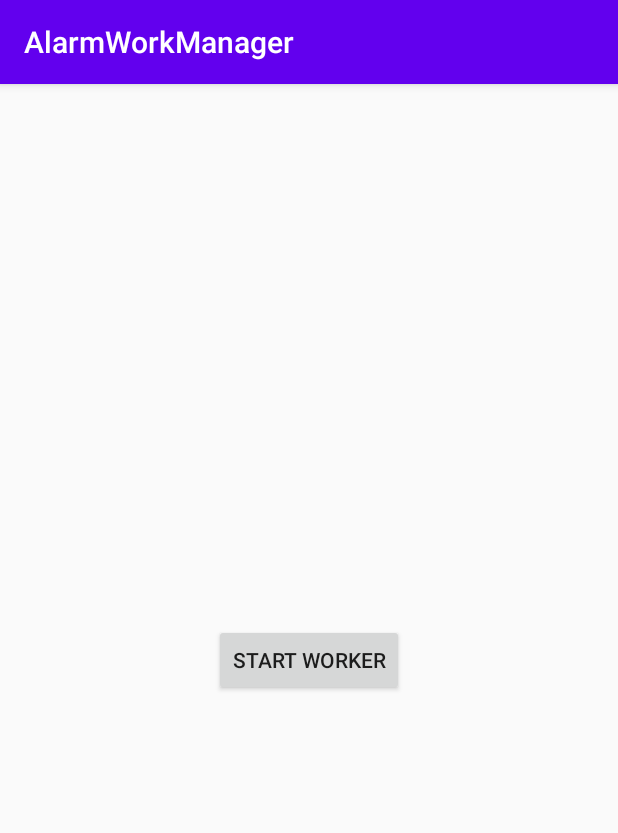
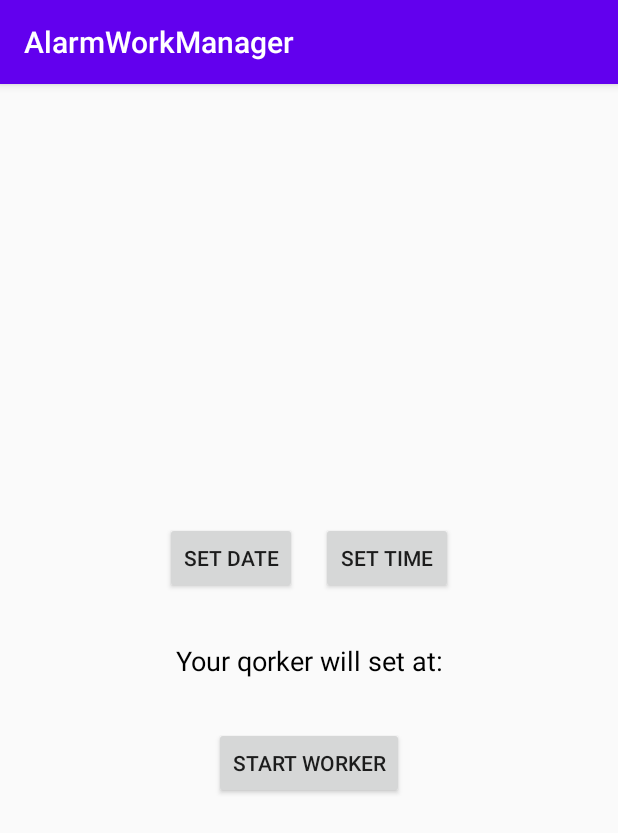
Before and after one commit to ChirikuAlii/AlarmWorkManager, an Android app: the screen it shows after launch (MainActivity), on a phone screen of 412 x 824 dp. Shown: the top 833 px of the screen. Run offline under Robolectric (Android 15) with nearby library versions, the phone set to English and light mode, and no system bars.

Commit message:
set date time and time picker for worker

```diff
--- a/app/src/main/java/info/chirikualii/alarmworkmanager/MainActivity.kt
+++ b/app/src/main/java/info/chirikualii/alarmworkmanager/MainActivity.kt
@@ -1,20 +1,80 @@
 package info.chirikualii.alarmworkmanager
 
+import android.app.DatePickerDialog
+import android.app.TimePickerDialog
 import androidx.appcompat.app.AppCompatActivity
 import android.os.Bundle
+import android.widget.DatePicker
+import android.widget.TimePicker
+import android.widget.Toast
 import androidx.work.OneTimeWorkRequest
 import androidx.work.WorkManager
 import kotlinx.android.synthetic.main.activity_main.*
+import java.text.SimpleDateFormat
+import java.util.*
 
 class MainActivity : AppCompatActivity() {
 
     override fun onCreate(savedInstanceState: Bundle?) {
         super.onCreate(savedInstanceState)
         setContentView(R.layout.activity_main)
+        setupView()
 
+    }
+
+    private fun setupView() {
         val request = OneTimeWorkRequest.Builder(MyWorker::class.java).build()
+        val calendar = Calendar.getInstance()
+        val dateFormat = "MM/dd/yy"
+        val sdf = SimpleDateFormat(dateFormat)
+
+        val date = DatePickerDialog.OnDateSetListener { view, year, month, dayOfMonth ->
+            calendar.set(Calendar.YEAR, year);
+            calendar.set(Calendar.MONTH, month);
+            calendar.set(Calendar.DAY_OF_MONTH, dayOfMonth);
+
+            Toast.makeText(this,"date :${sdf.format(calendar.time)}",Toast.LENGTH_SHORT).show()
+        }
+
+        val time = TimePickerDialog.OnTimeSetListener { view, hourOfDay, minute ->
+
+        }
+
+        val datePicker = DatePickerDialog(this,date,calendar.get(Calendar.YEAR),calendar.get(Calendar.MONTH),calendar.get(Calendar.DAY_OF_MONTH))
+
+        btn_date.setOnClickListener {
+            datePicker.show()
+        }
+
+        btn_time.setOnClickListener {
+            val currentTime = Calendar.getInstance()
+            val hour = currentTime.get(Calendar.HOUR_OF_DAY)
+            val minute = currentTime.get(Calendar.MINUTE)
+            TimePickerDialog(this,
+                TimePickerDialog.OnTimeSetListener { view, hourOfDay, minute ->
+                    var hours =""
+                    var minutes = ""
+                    if(hourOfDay<=9 ){
+                        hours= "0${hourOfDay}"
+
+                    }else{
+                        hours = hourOfDay.toString()
+
+                    }
+
+                    if(minute<=9){
+                        minutes = "0${minute}"
+                    }else{
+
+                        minutes = minute.toString()
+                    }
 
 
+                    Toast.makeText(this@MainActivity,"date :${sdf.format(calendar.time)} ,time: ${hours}:${minutes}",Toast.LENGTH_SHORT).show()
+                }
+                ,hour,minute,true).show()
+
+        }
         btn_worker.setOnClickListener {
             WorkManager.getInstance(this).enqueue(request)
         }
--- a/app/src/main/res/layout/activity_main.xml
+++ b/app/src/main/res/layout/activity_main.xml
@@ -10,10 +10,48 @@
         android:id="@+id/btn_worker"
         android:layout_width="wrap_content"
         android:layout_height="wrap_content"
+
         android:text="Start worker"
         app:layout_constraintBottom_toBottomOf="parent"
         app:layout_constraintLeft_toLeftOf="parent"
         app:layout_constraintRight_toRightOf="parent"
-        app:layout_constraintTop_toTopOf="parent" />
+        app:layout_constraintTop_toBottomOf="@+id/textView" />
+
+    <Button
+        android:id="@+id/btn_date"
+        android:layout_width="wrap_content"
+        android:layout_height="wrap_content"
+        android:layout_marginEnd="16dp"
+        android:text="set date"
+        app:layout_constraintBottom_toTopOf="@+id/textView"
+        app:layout_constraintEnd_toStartOf="@+id/btn_time"
+        app:layout_constraintHorizontal_chainStyle="packed"
+        app:layout_constraintStart_toStartOf="parent"
+        app:layout_constraintTop_toTopOf="parent"
+        app:layout_constraintVertical_chainStyle="packed" />
+
+    <Button
+        android:id="@+id/btn_time"
+        android:layout_width="wrap_content"
+        android:layout_height="wrap_content"
+        android:text="set time"
+        app:layout_constraintBottom_toBottomOf="@+id/btn_date"
+        app:layout_constraintEnd_toEndOf="parent"
+        app:layout_constraintStart_toEndOf="@+id/btn_date"
+        app:layout_constraintTop_toTopOf="@+id/btn_date" />
+
+    <TextView
+        android:id="@+id/textView"
+        android:layout_width="wrap_content"
+        android:layout_height="wrap_content"
+        android:layout_marginTop="32dp"
+        android:layout_marginBottom="32dp"
+        android:text="Your qorker will set at:"
+        android:textColor="@android:color/black"
+        android:textSize="18sp"
+        app:layout_constraintBottom_toTopOf="@+id/btn_worker"
+        app:layout_constraintEnd_toEndOf="parent"
+        app:layout_constraintStart_toStartOf="parent"
+        app:layout_constraintTop_toBottomOf="@+id/btn_date" />
 
 </androidx.constraintlayout.widget.ConstraintLayout>
```
